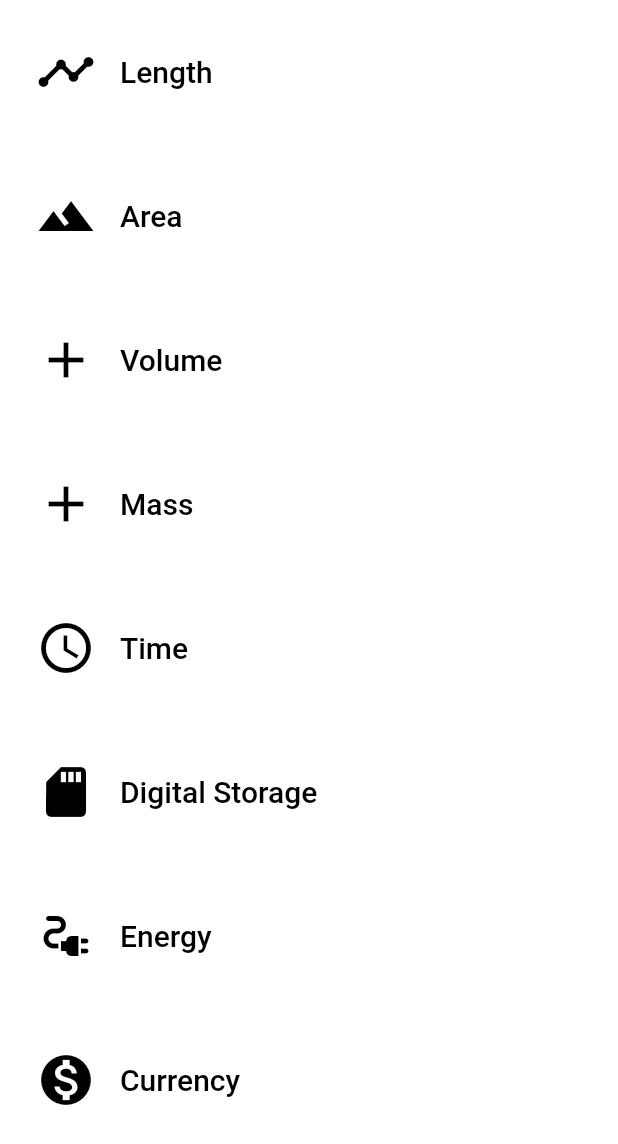
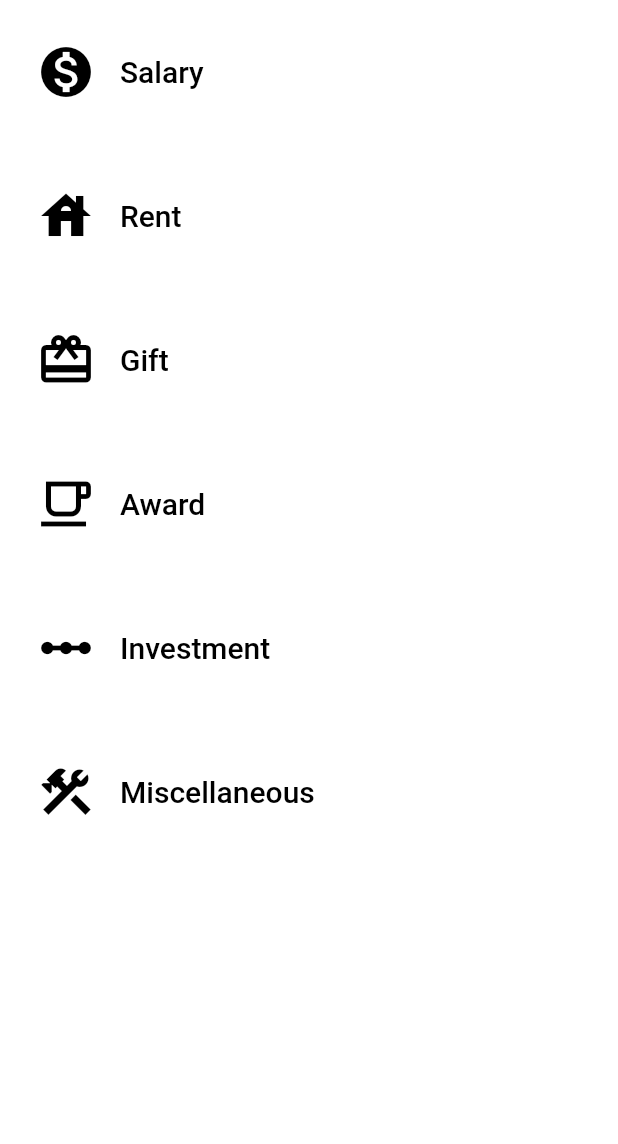
Before and after one commit to akashroshan135/plutus, a Flutter app: the CategoryPage widget shown alone on an empty page, opened directly, on a phone screen of 412 x 824 dp. Shown: the top 1144 px of the screen. Run offline on Flutter 3.47's test engine with Material 2 defaults, Android fonts, the phone set to English and light mode, and no system bars; our stand-ins replace flutter_slidable, moor_flutter, scrollable_positioned_list, sliding_sheet; generated files the repository leaves out were written again.

Commit message:
add ability to save category and put alert box for delete

```diff
--- /dev/null
+++ b/lib/data/incomeCat.dart
@@ -0,0 +1,21 @@
+import 'package:flutter/material.dart';
+
+class IncomeCategory {
+  static const categoryNames = <String>[
+    'Salary',
+    'Rent',
+    'Gift',
+    'Award',
+    'Investment',
+    'Miscellaneous'
+  ];
+
+  static const categoryIcon = [
+    Icons.monetization_on_sharp,
+    Icons.house,
+    Icons.card_giftcard,
+    Icons.local_cafe_outlined,
+    Icons.linear_scale,
+    Icons.construction_outlined,
+  ];
+}
--- a/lib/data/moor_database.dart
+++ b/lib/data/moor_database.dart
@@ -9,6 +9,7 @@ class Incomes extends Table {
   TextColumn get tags => text().withLength(min: 1, max: 50)();
   DateTimeColumn get date => dateTime()();
   RealColumn get amount => real()();
+  IntColumn get categoryIndex => integer()();
 
   // * used to set primary keys. Not required as autoIncrement() sets key as primary
   // @override
--- a/lib/routes/categoryPage.dart
+++ b/lib/routes/categoryPage.dart
@@ -1,5 +1,8 @@
 import 'package:flutter/material.dart';
 import 'package:plutus/widgets/category.dart';
+import 'dart:math';
+
+import 'package:plutus/data/incomeCat.dart';
 
 // const _padding = EdgeInsets.all(16.0);
 
@@ -14,29 +17,7 @@ class _CategoryPageState extends State<CategoryPage> {
   @override
   Widget build(BuildContext context) {
     // final accentColor = Colors.cyan;
-
-    // test data. will be replaced later
-    const categoryIcon = [
-      Icons.timeline,
-      Icons.landscape,
-      Icons.add_outlined,
-      Icons.add_outlined,
-      Icons.access_time,
-      Icons.sd_storage,
-      Icons.electrical_services,
-      Icons.monetization_on,
-    ];
-
-    const categoryNames = <String>[
-      'Length',
-      'Area',
-      'Volume',
-      'Mass',
-      'Time',
-      'Digital Storage',
-      'Energy',
-      'Currency',
-    ];
+    final _random = new Random();
 
     const baseColors = <Color>[
       Colors.teal,
@@ -50,12 +31,13 @@ class _CategoryPageState extends State<CategoryPage> {
     ];
 
     return ListView.builder(
-      itemCount: categoryNames.length,
+      itemCount: IncomeCategory.categoryNames.length,
       itemBuilder: (BuildContext context, int index) {
         return Category(
-          categoryName: categoryNames[index],
-          categoryIcon: categoryIcon[index],
-          categoryColor: baseColors[index],
+          index: index,
+          categoryName: IncomeCategory.categoryNames[index],
+          categoryIcon: IncomeCategory.categoryIcon[index],
+          categoryColor: baseColors[_random.nextInt(baseColors.length)],
         );
       },
     );
--- a/lib/widgets/category.dart
+++ b/lib/widgets/category.dart
@@ -2,15 +2,18 @@ import 'package:flutter/material.dart';
 
 // * renders a category widget
 class Category extends StatelessWidget {
+  final index;
   final categoryName;
   final categoryIcon;
   final categoryColor;
 
   const Category({
+    @required this.index,
     @required this.categoryName,
     @required this.categoryIcon,
     @required this.categoryColor,
-  })  : assert(categoryName != null),
+  })  : assert(index != null),
+        assert(categoryName != null),
         assert(categoryIcon != null),
         assert(categoryColor != null);
 
@@ -28,7 +31,7 @@ class Category extends StatelessWidget {
             highlightColor: categoryColor[400],
             splashColor: categoryColor,
             onTap: () {
-              Navigator.pop(context, categoryName.toString());
+              Navigator.pop(context, index);
             },
             child: Row(
               children: <Widget>[
```
Also changed, not shown: lib/routes/incomes.dart (+65 -11 lines), lib/widgets/new_income.dart (+9 -3 lines), lib/data/moor_database.g.dart.
